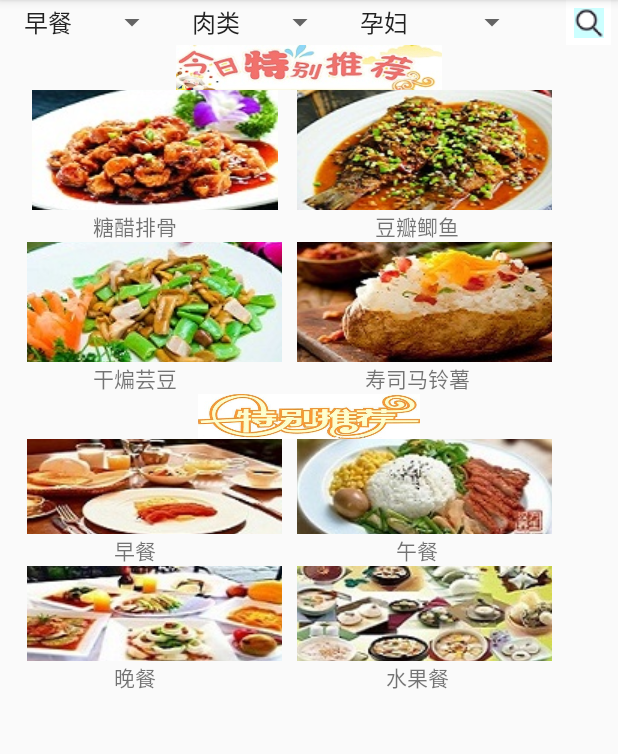
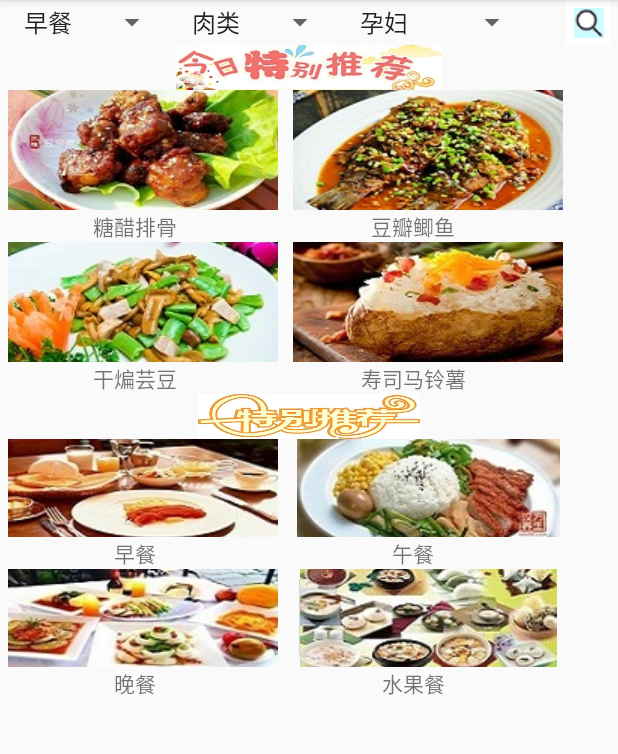
Before and after one commit to 124team/Dietitian2, an Android app: the fragment fragment4 shown on its own in the app's theme, on a phone screen of 412 x 824 dp, the part 84-838 px from its top. Run offline under Robolectric (Android 15) with nearby library versions, the phone set to English and light mode, and no system bars; our stand-ins replace CircleImageView.

Commit message:
修改主界面3

```diff
--- a/app/src/main/res/layout/layout4.xml
+++ b/app/src/main/res/layout/layout4.xml
@@ -34,7 +34,6 @@
             android:src="@drawable/y_img_search_bar_magnifier"/>
 
     </LinearLayout>
-
     <ImageView
         android:id="@+id/hImageViewOnclick1"
         android:layout_width="match_parent"
@@ -44,16 +43,17 @@
     <GridLayout
         android:layout_width="match_parent"
         android:layout_height="wrap_content"
+        android:gravity="center_horizontal"
         android:columnCount="2"
         android:rowCount="4"
         >
 
         <ImageButton
             android:id="@+id/hImageButtonOnclick1"
-            android:layout_width="170dp"
+            android:layout_width="180dp"
             android:layout_height="80dp"
             android:layout_column="0"
-            android:layout_marginLeft="18dp"
+            android:layout_marginLeft="5dp"
             android:layout_marginRight="10dp"
             android:layout_row="0"
             android:src="@drawable/h_imagebutton_select1"/>
@@ -69,7 +69,7 @@
 
         <ImageButton
             android:id="@+id/hImageButtonOnclick2"
-            android:layout_width="170dp"
+            android:layout_width="180dp"
             android:layout_height="80dp"
             android:layout_column="1"
             android:layout_row="0"
@@ -86,10 +86,10 @@
 
         <ImageButton
             android:id="@+id/hImageButtonOnclick3"
-            android:layout_width="170dp"
+            android:layout_width="180dp"
             android:layout_height="80dp"
             android:layout_column="0"
-            android:layout_marginLeft="18dp"
+            android:layout_marginLeft="5dp"
             android:layout_marginRight="10dp"
             android:layout_row="2"
             android:src="@drawable/h_imagebutton_select3"/>
@@ -105,7 +105,7 @@
 
         <ImageButton
             android:id="@+id/hImageButtonOnclick4"
-            android:layout_width="170dp"
+            android:layout_width="180dp"
             android:layout_height="80dp"
             android:layout_column="1"
             android:layout_row="2"
@@ -124,6 +124,7 @@
     <ImageView
         android:id="@+id/hImageViewOnclick2"
         android:layout_width="match_parent"
+        android:layout_gravity="center_horizontal"
         android:layout_height="30dp"
         android:src="@drawable/himageviewtitle2"/>
 
@@ -136,10 +137,10 @@
 
         <ImageButton
             android:id="@+id/hImageButtonOnclick5"
-            android:layout_width="170dp"
-            android:layout_height="63dp"
+            android:layout_width="180dp"
+            android:layout_height="65dp"
             android:layout_column="0"
-            android:layout_marginLeft="18dp"
+            android:layout_marginLeft="5dp"
             android:layout_marginRight="10dp"
             android:layout_row="0"
             android:src="@drawable/h_imagebutton_select5"/>
@@ -155,8 +156,8 @@
 
         <ImageButton
             android:id="@+id/hImageButtonOnclick6"
-            android:layout_width="170dp"
-            android:layout_height="63dp"
+            android:layout_width="180dp"
+            android:layout_height="65dp"
             android:layout_column="1"
             android:layout_row="0"
             android:src="@drawable/h_imagebutton_select6"/>
@@ -172,10 +173,10 @@
 
         <ImageButton
             android:id="@+id/hImageButtonOnclick7"
-            android:layout_width="170dp"
-            android:layout_height="63dp"
+            android:layout_width="180dp"
+            android:layout_height="65dp"
             android:layout_column="0"
-            android:layout_marginLeft="18dp"
+            android:layout_marginLeft="5dp"
             android:layout_marginRight="10dp"
             android:layout_row="2"
             android:src="@drawable/h_imagebutton_select7"/>
@@ -191,8 +192,8 @@
 
         <ImageButton
             android:id="@+id/hImageButtonOnclick8"
-            android:layout_width="170dp"
-            android:layout_height="63dp"
+            android:layout_width="180dp"
+            android:layout_height="65dp"
             android:layout_column="1"
             android:layout_row="2"
             android:src="@drawable/h_imagebutton_select8"/>
```
Also changed, not shown: app/src/main/res/drawable/h_imagebutton_select1.jpg.
